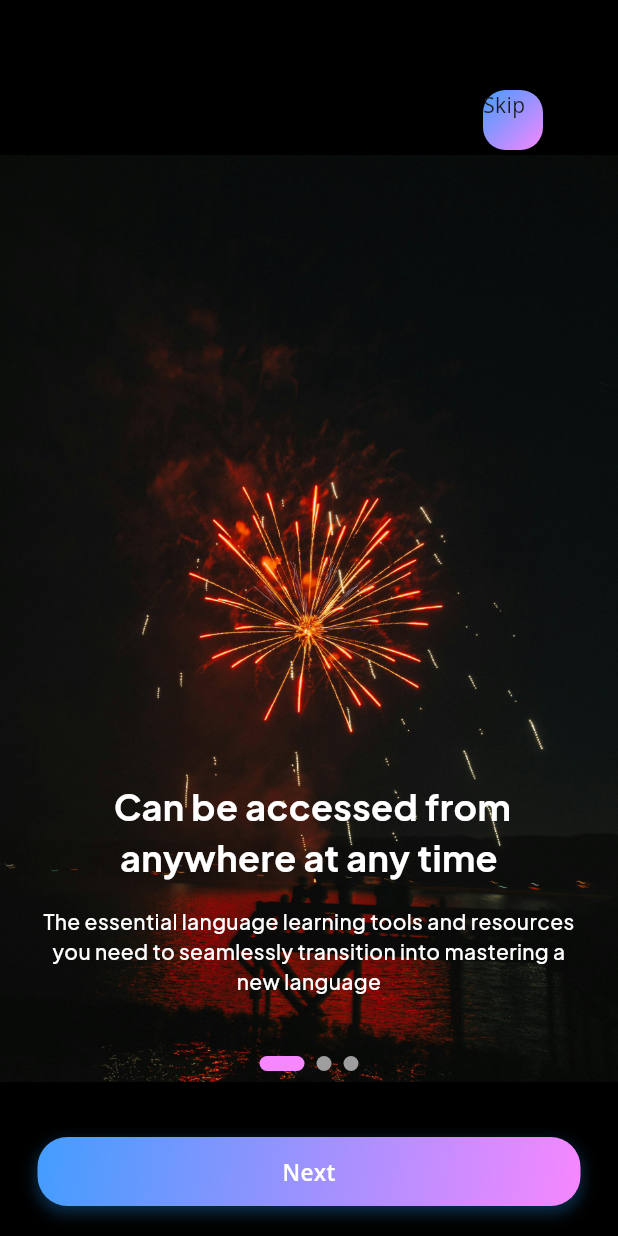
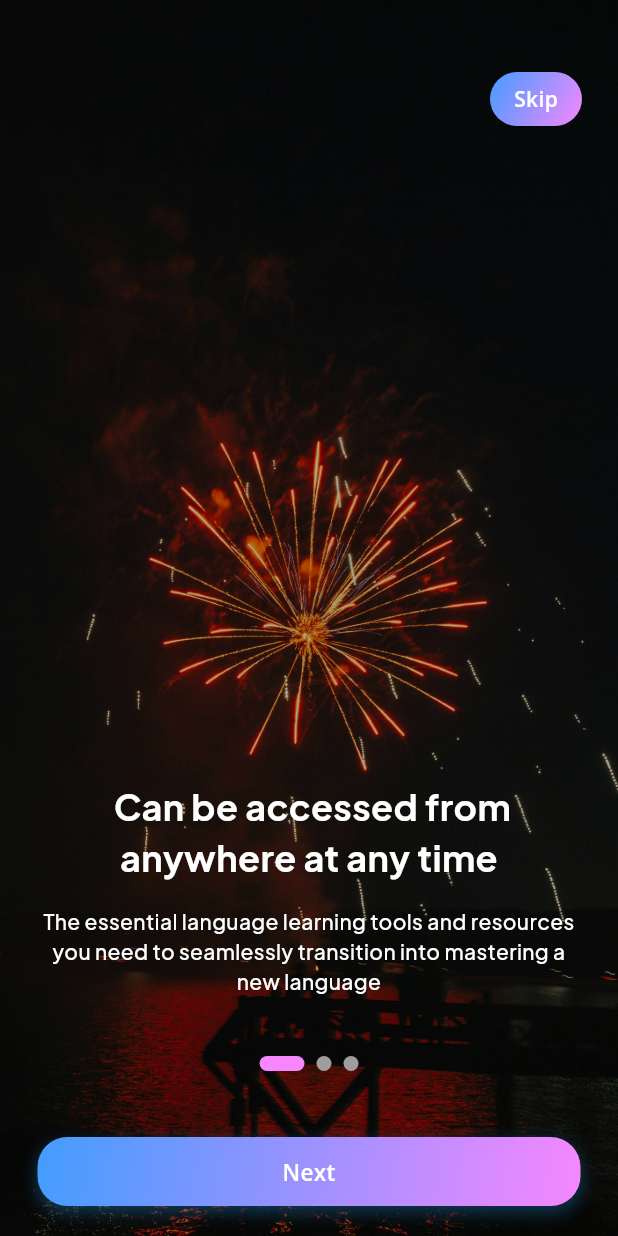
Before and after one commit to Ajaymanikandan0x/flareup, a Flutter app: the screen it shows after launch, on a phone screen of 412 x 824 dp. Run offline on Flutter 3.47's test engine with Material 3 defaults, Android fonts, the phone set to English and light mode, and no system bars; drawn by our look-alikes of smooth_page_indicator; our stand-ins replace bloc, cached_network_image, dio, equatable, flutter_bloc, flutter_secure_storage and 4 more; missing offline and left inert: cloudinary_url_gen; accounts and stored records are empty.

Commit message:
fix the issues in onboard screen

```diff
--- a/lib/features/authentication/presentation/screens/onboard_screen.dart
+++ b/lib/features/authentication/presentation/screens/onboard_screen.dart
@@ -3,8 +3,8 @@ import 'package:flareup/core/theme/app_palette.dart';
 import 'package:flutter/material.dart';
 import 'package:smooth_page_indicator/smooth_page_indicator.dart';
 
+import '../../../../core/theme/text_theme.dart';
 import '../../../../core/widgets/primary_button.dart';
-import '../widgets/on_board/on_boarding_image_Card.dart';
 import '../widgets/on_board/on_boarding_list.dart';
 import '../widgets/on_board/on_boarding_text_card.dart';
 
@@ -16,9 +16,14 @@ class OnBoardingScreen extends StatefulWidget {
 }
 
 class _OnBoardingScreenState extends State<OnBoardingScreen> {
-  final PageController _pageController1 = PageController(initialPage: 0);
-  final PageController _pageController2 = PageController(initialPage: 0);
+  final PageController _pageController = PageController(initialPage: 0);
   int _currentIndex = 0;
+
+  @override
+  void dispose() {
+    _pageController.dispose();
+    super.dispose();
+  }
 
   @override
   Widget build(BuildContext context) {
@@ -30,23 +35,28 @@ class _OnBoardingScreenState extends State<OnBoardingScreen> {
               scrollDirection: Axis.horizontal,
               itemCount: onBoardingList.length,
               physics: const BouncingScrollPhysics(),
-              controller: _pageController1,
+              controller: _pageController,
               onPageChanged: (index) {
                 setState(() {
                   _currentIndex = index;
                 });
               },
               itemBuilder: (context, index) {
-                return SizedBox(
-                  width: double.infinity,
-                  height: double.infinity,
-                  child: OnBoardingImageCard(
-                    onBoardingModel: onBoardingList[index],
+                return Container(
+                  decoration: BoxDecoration(
+                    image: DecorationImage(
+                      image: AssetImage(onBoardingList[index].image),
+                      fit: BoxFit.cover,
+                      colorFilter: ColorFilter.mode(
+                        Colors.black.withOpacity(0.3),
+                        BlendMode.darken,
+                      ),
+                    ),
                   ),
                 );
               }),
           Positioned(
-            bottom: 160, // Adjust as needed
+            bottom: 160,
             left: 0,
             right: 0,
             child: OnboardingTextCard(
@@ -54,12 +64,12 @@ class _OnBoardingScreenState extends State<OnBoardingScreen> {
             ),
           ),
           Positioned(
-            bottom: 110, // Adjust as needed
+            bottom: 110,
             left: 0,
             right: 0,
             child: Center(
               child: SmoothPageIndicator(
-                controller: _pageController1,
+                controller: _pageController,
                 count: onBoardingList.length,
                 effect: const ExpandingDotsEffect(
                     dotWidth: 10,
@@ -69,17 +79,31 @@ class _OnBoardingScreenState extends State<OnBoardingScreen> {
             ),
           ),
           Positioned(
-            top: 30,
-            right: 20,
+            top: 48,
+            right: 24,
+            child: GestureDetector(
+              onTap: () {
+                Navigator.pushReplacementNamed(context, AppRouts.signIn);
+              },
               child: Container(
-              height: 40,
-              width: 40,
-              margin: const EdgeInsets.all(30),
-              decoration: const BoxDecoration(
-                borderRadius: BorderRadius.all(Radius.circular(15)),
+                height: 36,
+                padding: const EdgeInsets.symmetric(horizontal: 16, vertical: 8),
+                decoration: BoxDecoration(
+                  borderRadius: BorderRadius.circular(18),
                   gradient: AppPalette.myGradient,
+                  boxShadow: [
+                    BoxShadow(
+                      color: Colors.black.withOpacity(0.1),
+                      blurRadius: 8,
+                      offset: const Offset(0, 2),
                     ),
-              child: Text('Skip'),
+                  ],
+                ),
+                child:  Text(
+                  'Skip',
+                  style: AppTextStyles.primaryTextTheme(fontSize: 14),
+                ),
+              ),
             ),
           ),
           Positioned(
@@ -88,21 +112,14 @@ class _OnBoardingScreenState extends State<OnBoardingScreen> {
             right: 25,
             child: PrimaryButton(
               elevation: 0,
-              onTap: () async {
-                if (_pageController1.hasClients && _currentIndex < onBoardingList.length) {
+              onTap: () {
                 if (_currentIndex == onBoardingList.length - 1) {
-                    Navigator.pushNamed(context, AppRouts.signIn);
+                  Navigator.pushReplacementNamed(context, AppRouts.signIn);
                 } else {
-                    await Future.delayed(const Duration(milliseconds: 100));
-                    _pageController1.nextPage(
+                  _pageController.nextPage(
                     duration: const Duration(milliseconds: 500),
                     curve: Curves.fastOutSlowIn,
                   );
-                    _pageController2.nextPage(
-                      duration: const Duration(milliseconds: 500),
-                      curve: Curves.fastOutSlowIn,
-                    );
-                  }
                 }
               },
               text: _currentIndex == onBoardingList.length - 1
--- a/lib/features/authentication/presentation/widgets/on_board/on_boarding_image_Card.dart
+++ b/lib/features/authentication/presentation/widgets/on_board/on_boarding_image_Card.dart
@@ -11,11 +11,17 @@ class OnBoardingImageCard extends StatelessWidget {
 
   @override
   Widget build(BuildContext context) {
-    return Image.asset(
-      onBoardingModel.image,
-      height: 300,
-      width: double.maxFinite,
-      fit: BoxFit.fitWidth,
+    return Container(
+      decoration: BoxDecoration(
+        image: DecorationImage(
+          image: AssetImage(onBoardingModel.image),
+          fit: BoxFit.cover,
+          colorFilter: ColorFilter.mode(
+            Colors.black.withOpacity(0.3),
+            BlendMode.darken,
+          ),
+        ),
+      ),
     );
   }
 }
```
Lines whose indentation alone changed are shown as unchanged.
